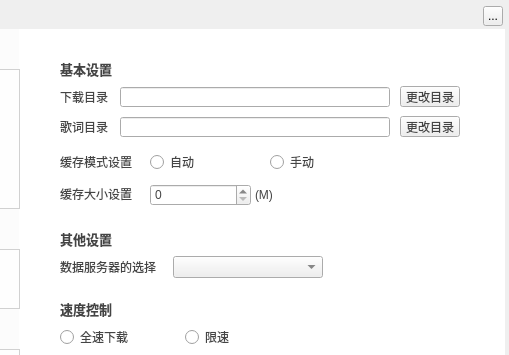
Greedysky/TTKMusicPlayer, file TTKModule/TTKWidget/musicUiKits/musicWidgetKits/musicsettingwidget.ui: the form before one commit; both pictures show x 109 to 618 and y 0 to 355 of the 618 by 470 pixel window.
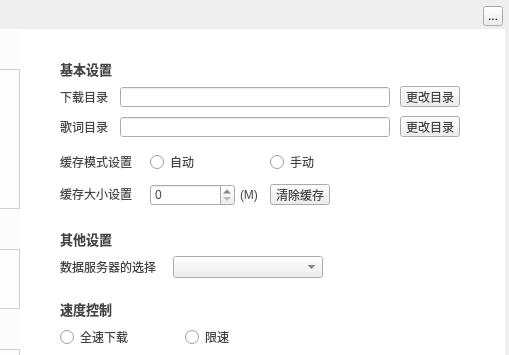
The form after the commit. The open tabs and pages were chosen to show the change. Custom widgets are drawn as their Qt base class.

What changed in the file:
```diff
--- a/TTKModule/TTKWidget/musicUiKits/musicWidgetKits/musicsettingwidget.ui
+++ b/TTKModule/TTKWidget/musicUiKits/musicWidgetKits/musicsettingwidget.ui
@@ -812,7 +812,7 @@
       <rect>
        <x>115</x>
        <y>145</y>
-       <width>101</width>
+       <width>85</width>
        <height>22</height>
       </rect>
      </property>
@@ -840,7 +840,7 @@
     <widget class="QLabel" name="downloadCacheSizeLabel">
      <property name="geometry">
       <rect>
-       <x>220</x>
+       <x>205</x>
        <y>148</y>
        <width>21</width>
        <height>16</height>
@@ -956,6 +956,19 @@
       <string>速度控制</string>
      </property>
     </widget>
+    <widget class="QPushButton" name="downloadCacheCleanButton">
+     <property name="geometry">
+      <rect>
+       <x>235</x>
+       <y>145</y>
+       <width>60</width>
+       <height>21</height>
+      </rect>
+     </property>
+     <property name="text">
+      <string>清除缓存</string>
+     </property>
+    </widget>
    </widget>
    <widget class="QWidget" name="four">
     <widget class="MusicThemeLineLabel" name="rippleVersionWidget">
```
